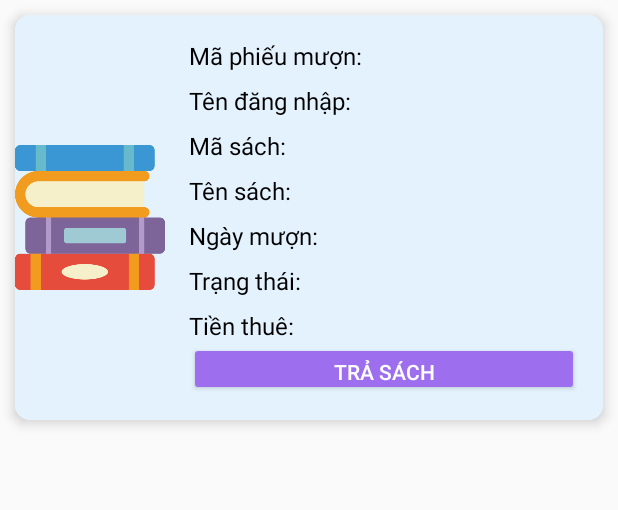
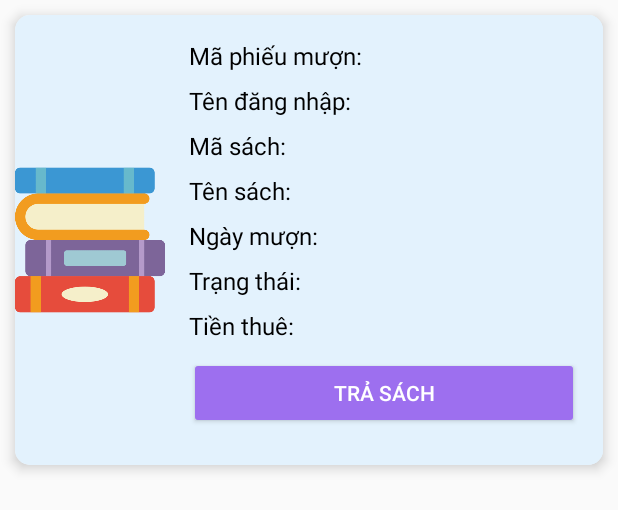
Before and after one commit to sonnnnn2222/Project, an Android app: the layout item_phieumuon.xml on its own in the app's theme, with its tools: preview values and no code run, on a phone screen of 412 x 824 dp. Shown: the top 510 px of the screen. Run offline under Robolectric (Android 15) with nearby library versions, the phone set to English and light mode, and no system bars.

Commit message:
sua layout

```diff
--- a/app/src/main/res/layout/item_phieumuon.xml
+++ b/app/src/main/res/layout/item_phieumuon.xml
@@ -14,7 +14,7 @@
 
         <ImageView
             android:layout_width="100dp"
-            android:layout_height="270dp"
+            android:layout_height="300dp"
             android:src="@drawable/book_stack"
             />
 
@@ -94,6 +94,7 @@
                     android:layout_width="wrap_content"
                     android:layout_height="wrap_content"
                     android:text="Tiền thuê:"
+                    android:layout_marginBottom="10dp"
                     android:textSize="16sp"
                     android:textColor="#000" />
             <Button
```
